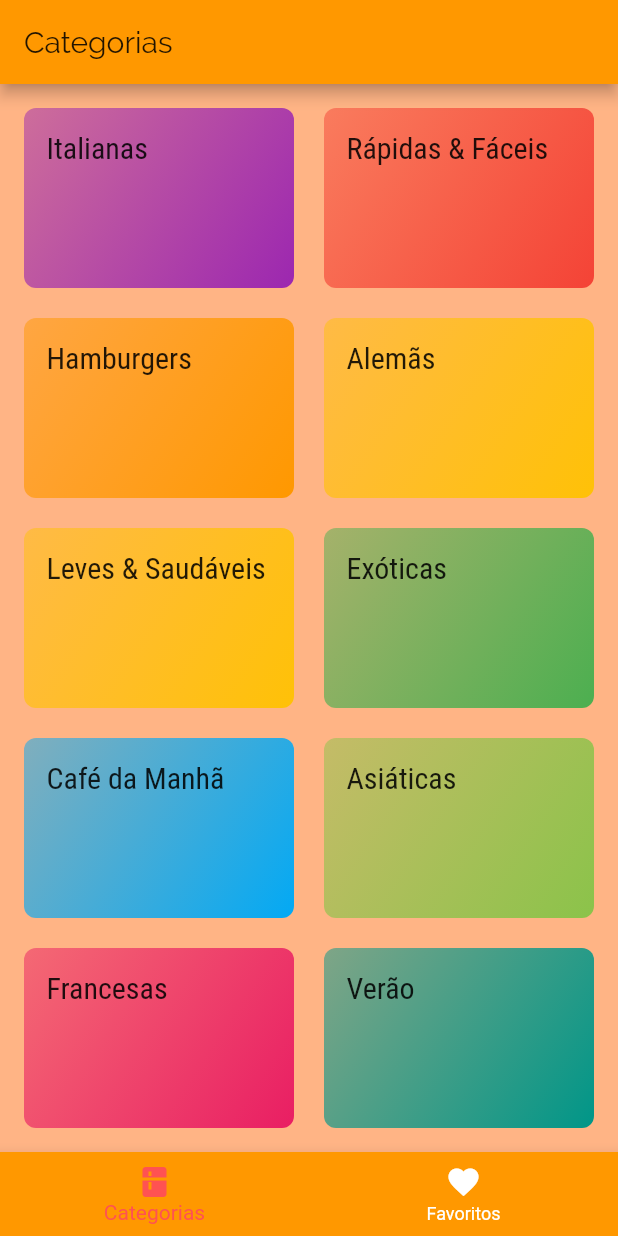
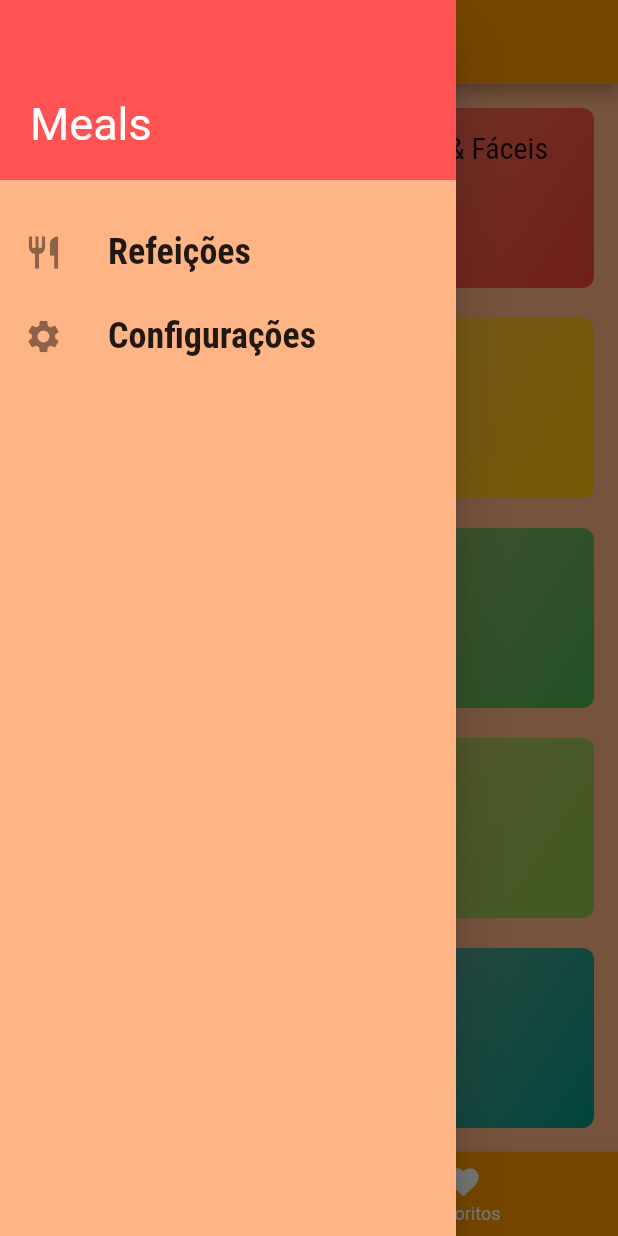
Before and after one commit to diegowinter/curso-flutter, a Flutter app: the screen it shows after launch, with the side drawer open (before the commit the screen has no drawer), on a phone screen of 412 x 824 dp. Run offline on Flutter 3.47's test engine with Material 2 defaults, Android fonts, the phone set to English and light mode, and no system bars.

Commit message:
project(meals): adicionar drawer personalizado

```diff
--- /dev/null
+++ b/meals/lib/components/main_drawer.dart
@@ -0,0 +1,51 @@
+import 'package:flutter/material.dart';
+
+class MainDrawer extends StatelessWidget {
+
+  Widget _createItem(IconData icon, String label) {
+    return ListTile(
+      leading: Icon(
+        icon,
+        size: 26
+      ),
+      title: Text(
+        label,
+        style: TextStyle(
+          fontFamily: 'RobotoCondensed',
+          fontSize: 24,
+          fontWeight: FontWeight.bold
+        ),
+      ),
+      onTap: () {}
+    );
+  }
+
+  @override
+  Widget build(BuildContext context) {
+    return Drawer(
+      child: Column(
+        children: [
+          Container(
+            height: 120,
+            width: double.infinity,
+            padding: EdgeInsets.all(20),
+            color: Theme.of(context).accentColor,
+            alignment: Alignment.bottomLeft,
+            child: Text(
+              'Meals',
+              style: TextStyle(
+                //fontWeight: FontWeight.w900,
+                fontSize: 30,
+                //color: Theme.of(context).primaryColor
+                color: Colors.white
+              ),
+            ),
+          ),
+          SizedBox(height: 20),
+          _createItem(Icons.restaurant, 'Refeições'),
+          _createItem(Icons.settings, 'Configurações')
+        ],
+      ),
+    );
+  }
+}
--- a/meals/lib/screens/tabs_screen.dart
+++ b/meals/lib/screens/tabs_screen.dart
@@ -1,6 +1,7 @@
 import 'package:flutter/material.dart';
 import 'categories_screen.dart';
 import 'favorite_screen.dart';
+import '../components/main_drawer.dart';
 
 class TabsScreen extends StatefulWidget {
   @override
@@ -34,6 +35,7 @@ class _TabsScreenState extends State<TabsScreen> {
           _screens[_selectedScreenIndex]['title']
         ),
       ),
+      drawer: MainDrawer(),
       body: _screens[_selectedScreenIndex]['screen'],
       bottomNavigationBar: BottomNavigationBar(
         onTap: _selectScreen,
```
